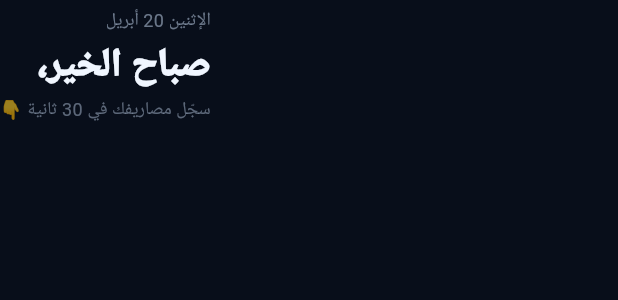
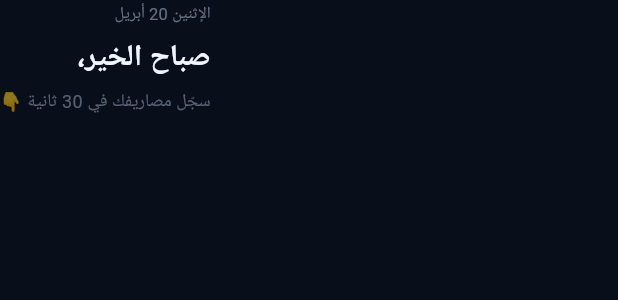
Before and after one commit to ReemAlsibakhi/mudabbir, a Flutter app: the DailyHeader widget shown alone on an empty page, opened directly with empty values, on a phone screen of 412 x 824 dp. Shown: the top 300 px of the screen. Run offline on Flutter 3.47's test engine with Material 3 defaults, Android fonts, the phone set to English and light mode, and no system bars; our stand-ins replace equatable, flutter_local_notifications, flutter_riverpod, go_router, hive, hive_flutter and 1 more; accounts and stored records are empty; generated files the repository leaves out were written again; Roboto replaces fonts that are missing (Cairo).

Commit message:
fix: balance_card state imports + daily_header simplified
- balance_card.dart: added missing expenses_state + income_state imports
  (needed for ExpensesLoaded and IncomeLoaded pattern matching)
- daily_header.dart: replaced WidgetSpan/PlaceholderAlignment with
  simple Wrap widget — no baseline issues, cleaner code

```diff
--- a/lib/features/daily/presentation/widgets/balance_card.dart
+++ b/lib/features/daily/presentation/widgets/balance_card.dart
@@ -5,6 +5,8 @@ import '../../../../core/extensions/double_ext.dart';
 import '../../../../core/theme/app_colors.dart';
 import '../../../../core/theme/app_text_styles.dart';
 import '../../../expenses/presentation/providers/expenses_notifier.dart';
+import '../../../expenses/presentation/providers/expenses_state.dart';
+import '../../../income/presentation/providers/income_state.dart';
 import '../../../income/presentation/providers/income_notifier.dart';
 import '../../../onboarding/data/repositories/onboarding_repository_impl.dart';
 
--- a/lib/features/daily/presentation/widgets/daily_header.dart
+++ b/lib/features/daily/presentation/widgets/daily_header.dart
@@ -12,64 +12,54 @@ class DailyHeader extends ConsumerWidget {
   @override
   Widget build(BuildContext context, WidgetRef ref) {
     final profile  = ref.watch(onboardingRepoProvider).getSaved();
-    final name     = profile?.name ?? '';
+    final name     = profile?.name.isNotEmpty == true ? profile!.name : '';
     final greeting = _greeting(date.hour);
 
-    return Padding(
-      padding: const EdgeInsets.only(top: 4, bottom: 12),
-      child: Column(
-        // CrossAxisAlignment.start = RIGHT in RTL ✅
+    return Column(
       crossAxisAlignment: CrossAxisAlignment.start,
       children: [
         Text(
           date.dayFullAr,
           style: AppTextStyles.caption.copyWith(
-              color: AppColors.textSecondary.withOpacity(0.7),
-              letterSpacing: 0.3,
+            color: AppColors.textSecondary.withOpacity(0.65),
+            fontSize: 11,
           ),
         ),
         const SizedBox(height: 4),
-          // Use Text.rich with RTL-correct structure
-          Text.rich(
-            TextSpan(
+        // Simple approach: two Text widgets side by side in a Wrap
+        Wrap(
           children: [
-                TextSpan(
-                  text: '$greeting، ',
-                  style: AppTextStyles.headline1.copyWith(
-                    letterSpacing: -0.5,
+            Text(
+              '$greeting، ',
+              style: AppTextStyles.headline2.copyWith(
                 color: AppColors.textPrimary,
+                fontSize: 20,
               ),
             ),
-                WidgetSpan(
-                  alignment: PlaceholderAlignment.baseline,
-                  baseline: TextBaseline.alphabetic,
-                  child: ShaderMask(
+            if (name.isNotEmpty)
+              ShaderMask(
                 shaderCallback: (bounds) => const LinearGradient(
                   colors: [Color(0xFF38BDF8), Color(0xFF34D399)],
                 ).createShader(bounds),
                 child: Text(
                   name,
-                      style: AppTextStyles.headline1.copyWith(
+                  style: AppTextStyles.headline2.copyWith(
                     color: Colors.white,
-                        letterSpacing: -0.5,
-                      ),
+                    fontSize: 20,
                   ),
                 ),
               ),
           ],
         ),
-            textDirection: TextDirection.rtl,
-          ),
-          const SizedBox(height: 3),
+        const SizedBox(height: 2),
         Text(
           'سجّل مصاريفك في 30 ثانية 👇',
-            style: AppTextStyles.body.copyWith(
-              color: AppColors.textSecondary.withOpacity(0.6),
+          style: AppTextStyles.caption.copyWith(
+            color: AppColors.textSecondary.withOpacity(0.55),
             fontSize: 12,
           ),
         ),
       ],
-      ),
     );
   }
 
```
Lines whose indentation alone changed are shown as unchanged.
